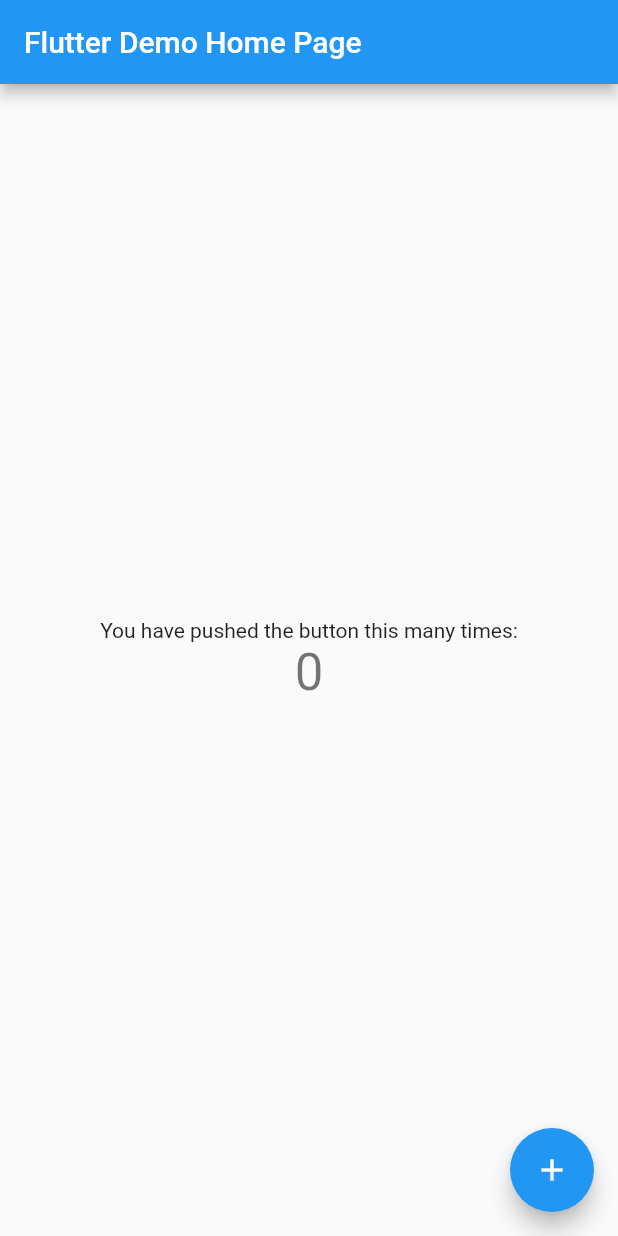
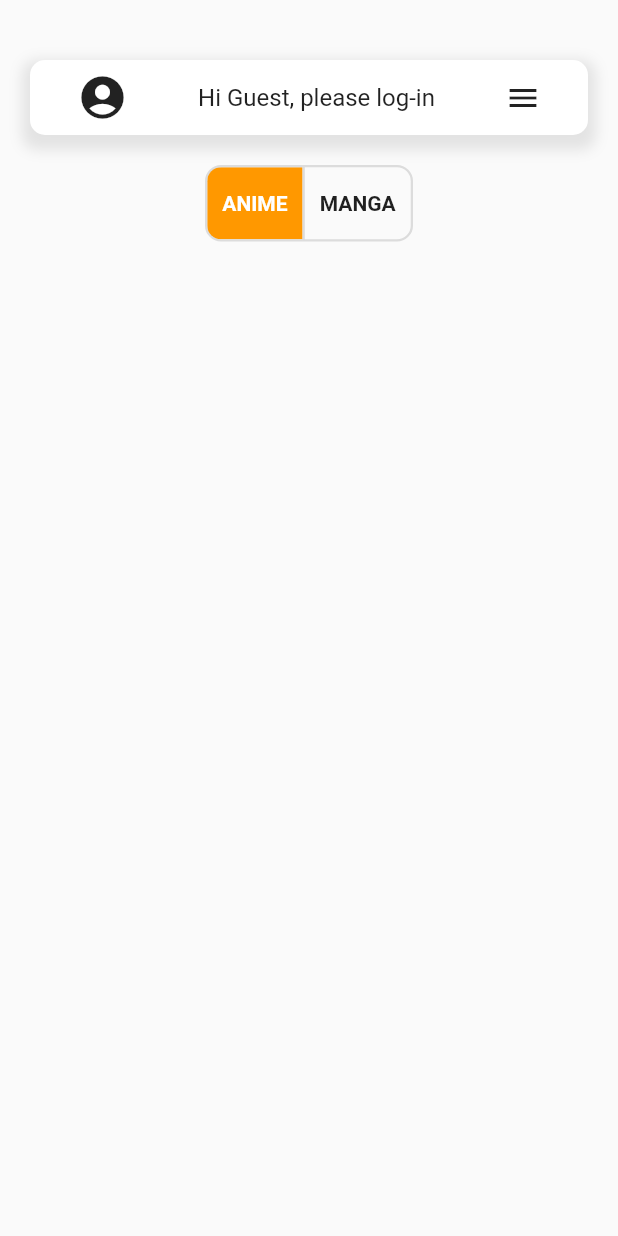
Before and after one commit to diego-95/animeASPDM, a Flutter app: the screen it shows after launch, on a phone screen of 412 x 824 dp. Run offline on Flutter 3.47's test engine with Material 2 defaults, Android fonts, the phone set to English and light mode, and no system bars; missing offline and left inert: jikan_api.

Commit message:
Added TopNav and BodySelect

```diff
--- a/lib/main.dart
+++ b/lib/main.dart
@@ -1,5 +1,9 @@
+import 'package:anime_aspdm/pages/home/home.dart';
+import 'package:anime_aspdm/providers/provier_home.dart';
 import 'package:flutter/material.dart';
+import 'package:provider/provider.dart';
 
+// API https://docs.api.jikan.moe/#section/Information
 void main() {
   runApp(const MyApp());
 }
@@ -10,106 +14,19 @@ class MyApp extends StatelessWidget {
   // This widget is the root of your application.
   @override
   Widget build(BuildContext context) {
-    return MaterialApp(
-      title: 'Flutter Demo',
-      theme: ThemeData(
-        // This is the theme of your application.
-        //
-        // Try running your application with "flutter run". You'll see the
-        // application has a blue toolbar. Then, without quitting the app, try
-        // changing the primarySwatch below to Colors.green and then invoke
-        // "hot reload" (press "r" in the console where you ran "flutter run",
-        // or simply save your changes to "hot reload" in a Flutter IDE).
-        // Notice that the counter didn't reset back to zero; the application
-        // is not restarted.
-        primarySwatch: Colors.blue,
+    return MultiProvider(
+      providers: [
+        ChangeNotifierProvider<ProviderHome>(
+            create: (context) => ProviderHome())
+      ],
+      child: MaterialApp(
+        title: 'Animes',
+        debugShowCheckedModeBanner: false,
+        theme: ThemeData(
+          primarySwatch: Colors.blue,
+        ),
+        home: const HomePage(),
       ),
-      home: const MyHomePage(title: 'Flutter Demo Home Page'),
     );
   }
 }
-
-class MyHomePage extends StatefulWidget {
-  const MyHomePage({Key? key, required this.title}) : super(key: key);
-
-  // This widget is the home page of your application. It is stateful, meaning
-  // that it has a State object (defined below) that contains fields that affect
-  // how it looks.
-
-  // This class is the configuration for the state. It holds the values (in this
-  // case the title) provided by the parent (in this case the App widget) and
-  // used by the build method of the State. Fields in a Widget subclass are
-  // always marked "final".
-
-  final String title;
-
-  @override
-  State<MyHomePage> createState() => _MyHomePageState();
-}
-
-class _MyHomePageState extends State<MyHomePage> {
-  int _counter = 0;
-
-  void _incrementCounter() {
-    setState(() {
-      // This call to setState tells the Flutter framework that something has
-      // changed in this State, which causes it to rerun the build method below
-      // so that the display can reflect the updated values. If we changed
-      // _counter without calling setState(), then the build method would not be
-      // called again, and so nothing would appear to happen.
-      _counter++;
-    });
-  }
-
-  @override
-  Widget build(BuildContext context) {
-    // This method is rerun every time setState is called, for instance as done
-    // by the _incrementCounter method above.
-    //
-    // The Flutter framework has been optimized to make rerunning build methods
-    // fast, so that you can just rebuild anything that needs updating rather
-    // than having to individually change instances of widgets.
-    return Scaffold(
-      appBar: AppBar(
-        // Here we take the value from the MyHomePage object that was created by
-        // the App.build method, and use it to set our appbar title.
-        title: Text(widget.title),
-      ),
-      body: Center(
-        // Center is a layout widget. It takes a single child and positions it
-        // in the middle of the parent.
-        child: Column(
-          // Column is also a layout widget. It takes a list of children and
-          // arranges them vertically. By default, it sizes itself to fit its
-          // children horizontally, and tries to be as tall as its parent.
-          //
-          // Invoke "debug painting" (press "p" in the console, choose the
-          // "Toggle Debug Paint" action from the Flutter Inspector in Android
-          // Studio, or the "Toggle Debug Paint" command in Visual Studio Code)
-          // to see the wireframe for each widget.
-          //
-          // Column has various properties to control how it sizes itself and
-          // how it positions its children. Here we use mainAxisAlignment to
-          // center the children vertically; the main axis here is the vertical
-          // axis because Columns are vertical (the cross axis would be
-          // horizontal).
-          mainAxisAlignment: MainAxisAlignment.center,
-          children: <Widget>[
-            const Text(
-              'You have pushed the button this many times:',
-            ),
-            Text(
-              '$_counter',
-              style: Theme.of(context).textTheme.headline4,
-            ),
-          ],
-        ),
-      ),
-      floatingActionButton: FloatingActionButton(
-        onPressed: _incrementCounter,
-        tooltip: 'Increment',
-        child: const Icon(Icons.add),
-      ), // This trailing comma makes auto-formatting nicer for build methods.
-    );
-  }
-}
--- /dev/null
+++ b/lib/managers/data_manager.dart
@@ -0,0 +1,3 @@
+import 'package:jikan_api/jikan_api.dart';
+
+class DataManager {}
--- /dev/null
+++ b/lib/models/home_body_type.dart
@@ -0,0 +1 @@
+enum HomeBodyType { anime, manga }
--- /dev/null
+++ b/lib/pages/home/components/body_select/body_select.dart
@@ -0,0 +1,52 @@
+import 'package:anime_aspdm/models/home_body_type.dart';
+import 'package:anime_aspdm/providers/provier_home.dart';
+import 'package:flutter/material.dart';
+import 'package:provider/provider.dart';
+
+class BodySelect extends StatelessWidget {
+  const BodySelect({Key? key}) : super(key: key);
+
+  List<bool> _getSelected(ProviderHome provider) {
+    return provider.homeBodyType == HomeBodyType.anime
+        ? [true, false]
+        : [false, true];
+  }
+
+  void _updateSelected(ProviderHome provider, int index) {
+    index == 0
+        ? provider.updateHomeBodyType(HomeBodyType.anime)
+        : provider.updateHomeBodyType(HomeBodyType.manga);
+  }
+
+  @override
+  Widget build(BuildContext context) {
+    return Consumer<ProviderHome>(
+      builder: (context, value, child) {
+        return Padding(
+          padding: const EdgeInsets.symmetric(vertical: 20.0),
+          child: ToggleButtons(
+            isSelected: _getSelected(value),
+            selectedColor: Colors.white,
+            fillColor: Colors.orange,
+            borderRadius: const BorderRadius.all(Radius.circular(10)),
+            onPressed: (i) {
+              _updateSelected(value, i);
+            },
+            textStyle: const TextStyle(fontWeight: FontWeight.bold),
+            borderWidth: 1.5,
+            children: const [
+              Padding(
+                padding: EdgeInsets.symmetric(horizontal: 10),
+                child: Center(child: Text("ANIME")),
+              ),
+              Padding(
+                padding: EdgeInsets.symmetric(horizontal: 10),
+                child: Center(child: Text("MANGA")),
+              )
+            ],
+          ),
+        );
+      },
+    );
+  }
+}
--- /dev/null
+++ b/lib/pages/home/components/top_nav/top_nav.dart
@@ -0,0 +1,42 @@
+import 'package:flutter/cupertino.dart';
+import 'package:flutter/material.dart';
+import 'package:flutter/src/foundation/key.dart';
+import 'package:flutter/src/widgets/framework.dart';
+
+class TopNav extends StatefulWidget {
+  const TopNav({Key? key}) : super(key: key);
+
+  @override
+  State<TopNav> createState() => _TopNavState();
+}
+
+class _TopNavState extends State<TopNav> {
+  @override
+  Widget build(BuildContext context) {
+    return Container(
+      decoration: BoxDecoration(
+          color: Colors.white,
+          borderRadius: BorderRadius.all(Radius.circular(10)),
+          boxShadow: [
+            BoxShadow(
+                color: Colors.grey.withOpacity(0.25),
+                spreadRadius: 5,
+                blurRadius: 7,
+                offset: const Offset(0, 5))
+          ]),
+      child: Padding(
+        padding: const EdgeInsets.all(8.0),
+        child: Row(
+            mainAxisAlignment: MainAxisAlignment.spaceAround,
+            children: const [
+              Icon(
+                Icons.account_circle,
+                size: 34,
+              ),
+              Text("Hi Guest, please log-in", style: TextStyle(fontSize: 16)),
+              Icon(Icons.menu)
+            ]),
+      ),
+    );
+  }
+}
--- /dev/null
+++ b/lib/pages/home/home.dart
@@ -0,0 +1,28 @@
+import 'package:anime_aspdm/pages/home/components/body_select/body_select.dart';
+import 'package:anime_aspdm/pages/home/components/top_nav/top_nav.dart';
+import 'package:flutter/material.dart';
+import 'package:flutter/src/foundation/key.dart';
+import 'package:flutter/src/widgets/framework.dart';
+
+class HomePage extends StatefulWidget {
+  const HomePage({Key? key}) : super(key: key);
+
+  @override
+  State<HomePage> createState() => _HomePageState();
+}
+
+class _HomePageState extends State<HomePage> {
+  final GlobalKey<ScaffoldState> _scaffoldKey = GlobalKey<ScaffoldState>();
+
+  @override
+  Widget build(BuildContext context) {
+    return Scaffold(
+      key: _scaffoldKey,
+      body: Padding(
+          padding: const EdgeInsets.only(top: 40.0, right: 20, left: 20),
+          child: Column(
+            children: const [TopNav(), BodySelect()],
+          )),
+    );
+  }
+}
--- /dev/null
+++ b/lib/providers/provier_home.dart
@@ -0,0 +1,13 @@
+import 'package:anime_aspdm/models/home_body_type.dart';
+import 'package:flutter/material.dart';
+
+class ProviderHome extends ChangeNotifier {
+  HomeBodyType _homeBodyType = HomeBodyType.anime;
+
+  HomeBodyType get homeBodyType => _homeBodyType;
+
+  updateHomeBodyType(HomeBodyType newValue) {
+    _homeBodyType = newValue;
+    notifyListeners();
+  }
+}
--- a/pubspec.yaml
+++ b/pubspec.yaml
@@ -34,6 +34,8 @@ dependencies:
   # The following adds the Cupertino Icons font to your application.
   # Use with the CupertinoIcons class for iOS style icons.
   cupertino_icons: ^1.0.2
+  jikan_api: ^2.0.0
+  provider: ^6.0.2
 
 dev_dependencies:
   flutter_test:
```
Also changed, not shown: pubspec.lock.
